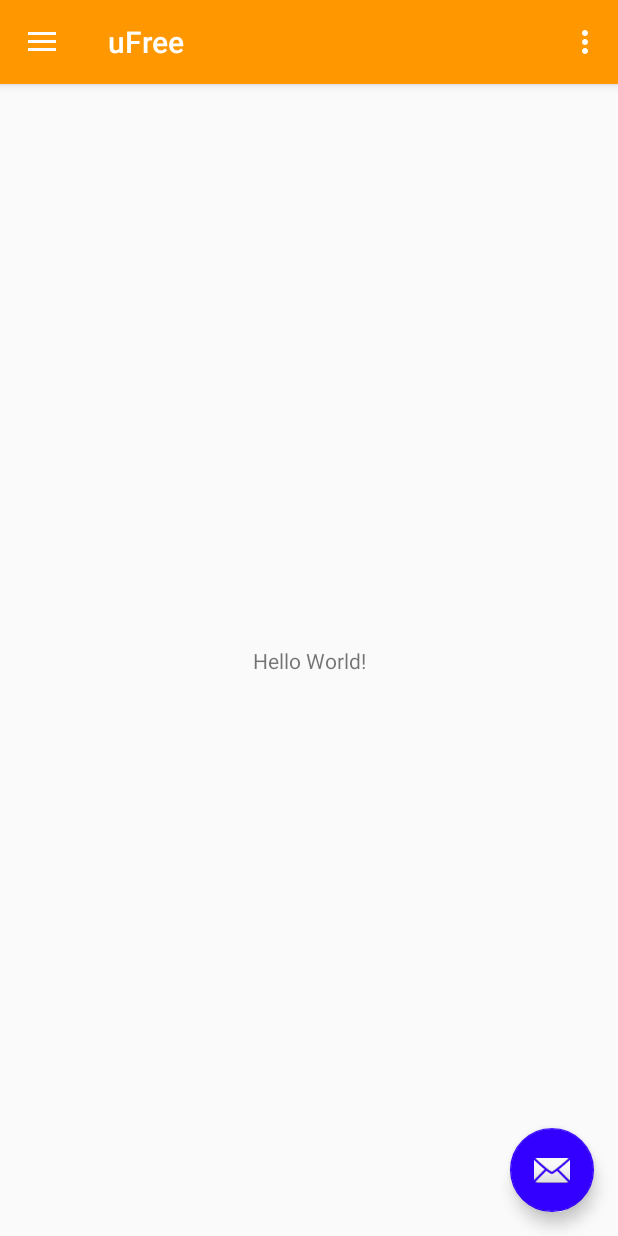
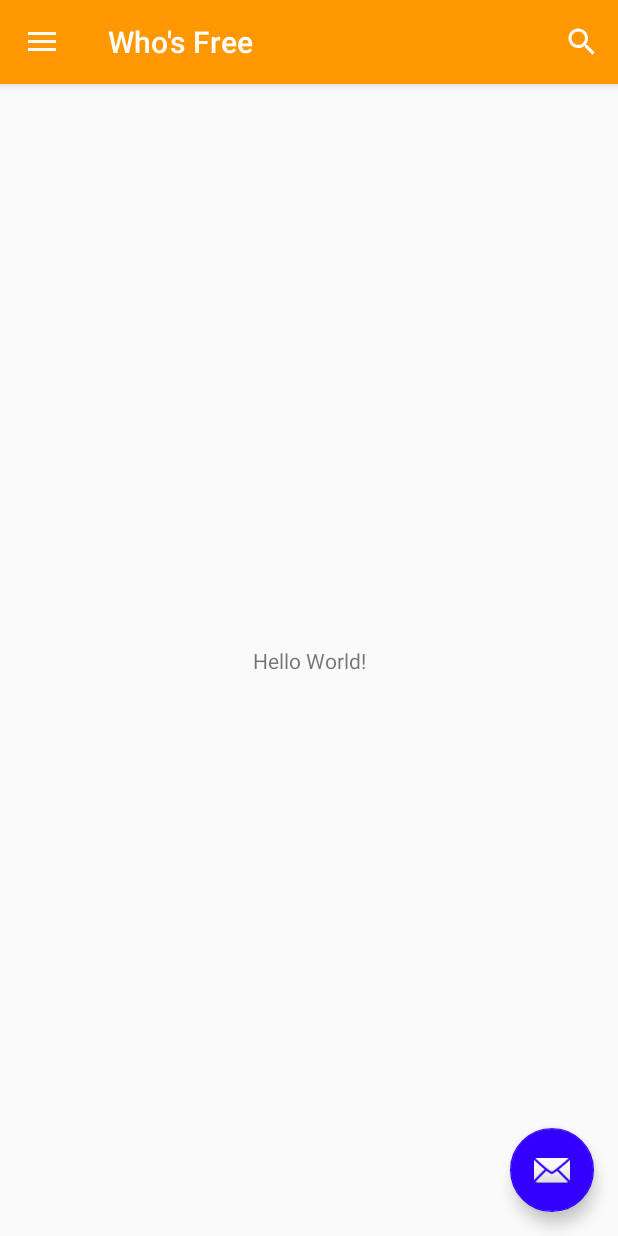
Before and after one commit to jhu-cs-uima-sp19/uFree, an Android app: the screen it shows after launch (MainActivity), on a phone screen of 412 x 824 dp. Run offline under Robolectric (Android 15) with nearby library versions, the phone set to English and light mode, and no system bars.

Commit message:
set up action bar

```diff
--- a/app/src/main/java/com/example/ufree/MainActivity.java
+++ b/app/src/main/java/com/example/ufree/MainActivity.java
@@ -22,6 +22,8 @@
         setContentView(R.layout.activity_main);
         Toolbar toolbar = (Toolbar) findViewById(R.id.toolbar);
         setSupportActionBar(toolbar);
+
+        getSupportActionBar().setTitle("Who's Free");
 
         FloatingActionButton fab = (FloatingActionButton) findViewById(R.id.fab);
         fab.setOnClickListener(new View.OnClickListener() {
--- /dev/null
+++ b/app/src/main/res/drawable/ic_search_white_24dp.xml
@@ -0,0 +1,5 @@
+<vector android:height="24dp" android:tint="#FFFFFF"
+    android:viewportHeight="24.0" android:viewportWidth="24.0"
+    android:width="24dp" xmlns:android="http://schemas.android.com/apk/res/android">
+    <path android:fillColor="#FF000000" android:pathData="M15.5,14h-0.79l-0.28,-0.27C15.41,12.59 16,11.11 16,9.5 16,5.91 13.09,3 9.5,3S3,5.91 3,9.5 5.91,16 9.5,16c1.61,0 3.09,-0.59 4.23,-1.57l0.27,0.28v0.79l5,4.99L20.49,19l-4.99,-5zM9.5,14C7.01,14 5,11.99 5,9.5S7.01,5 9.5,5 14,7.01 14,9.5 11.99,14 9.5,14z"/>
+</vector>
--- a/app/src/main/res/menu/main.xml
+++ b/app/src/main/res/menu/main.xml
@@ -4,6 +4,7 @@
     <item
         android:id="@+id/action_settings"
         android:orderInCategory="100"
-        android:title="@string/action_settings"
-        app:showAsAction="never" />
+        android:title="@string/search"
+        android:icon="@drawable/ic_search_white_24dp"
+        app:showAsAction="ifRoom" />
 </menu>
--- a/app/src/main/res/values/colors.xml
+++ b/app/src/main/res/values/colors.xml
@@ -4,4 +4,5 @@
     <color name="colorPrimaryLight">#ffc947</color>
     <color name="colorPrimaryDark">#c66900</color>
     <color name="colorAccent">#3300ff</color>
+    <color name="colorWhite">#ffffff</color>
 </resources>
--- a/app/src/main/res/values/strings.xml
+++ b/app/src/main/res/values/strings.xml
@@ -5,5 +5,5 @@
     <string name="nav_header_title">Android Studio</string>
     <string name="nav_header_subtitle">android.studio@android.com</string>
     <string name="nav_header_desc">Navigation header</string>
-    <string name="action_settings">Settings</string>
+    <string name="search">Search</string>
 </resources>
--- a/app/src/main/res/values/styles.xml
+++ b/app/src/main/res/values/styles.xml
@@ -6,6 +6,7 @@
         <item name="colorPrimary">@color/colorPrimary</item>
         <item name="colorPrimaryDark">@color/colorPrimaryDark</item>
         <item name="colorAccent">@color/colorAccent</item>
+        <item name="android:actionMenuTextColor">@color/colorWhite</item>
     </style>
 
     <style name="AppTheme.NoActionBar">
```
